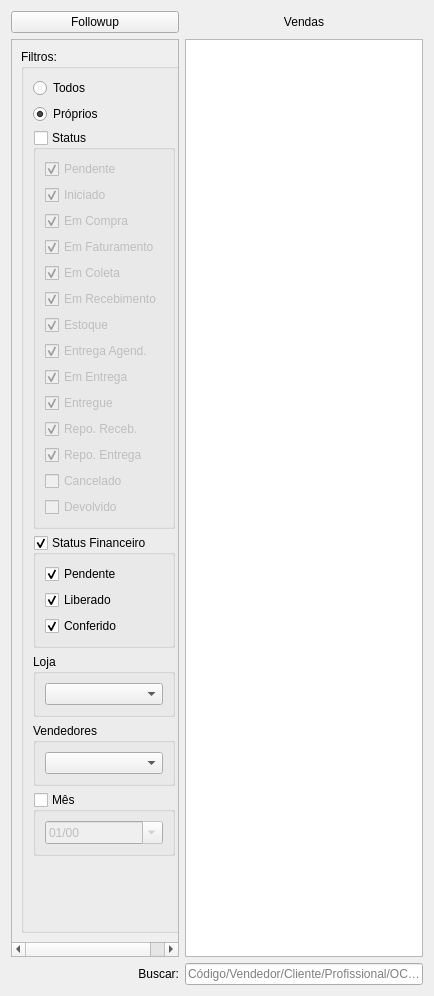
This is ui/widgetvenda.ui in darktorres/ERP-STACCATO as Qt 5 draws it before an edit. The edited form follows.
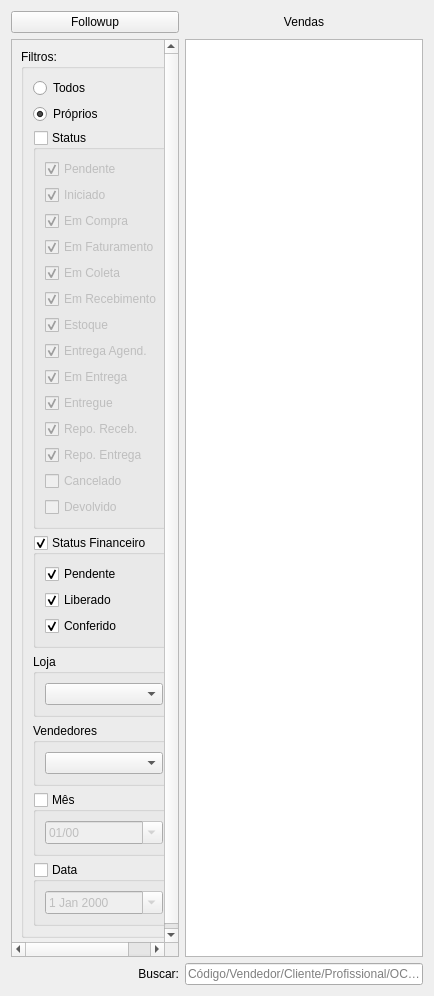
This is the edited form. Custom widgets are drawn as their Qt base class.

Commit message: Filtrar vendas por dia

Patch:
```diff
--- a/ui/widgetvenda.ui
+++ b/ui/widgetvenda.ui
@@ -95,9 +95,9 @@
         <property name="geometry">
          <rect>
           <x>0</x>
-          <y>0</y>
-          <width>174</width>
-          <height>905</height>
+          <y>-105</y>
+          <width>208</width>
+          <height>1003</height>
          </rect>
         </property>
         <property name="autoFillBackground">
@@ -449,6 +449,34 @@
               </property>
              </spacer>
             </item>
+            <item row="11" column="0">
+             <widget class="QGroupBox" name="groupBoxDia">
+              <property name="enabled">
+               <bool>true</bool>
+              </property>
+              <property name="title">
+               <string>Data</string>
+              </property>
+              <property name="checkable">
+               <bool>true</bool>
+              </property>
+              <property name="checked">
+               <bool>false</bool>
+              </property>
+              <layout class="QGridLayout" name="gridLayout_7">
+               <item row="0" column="0">
+                <widget class="QDateEdit" name="dateEditDia">
+                 <property name="currentSection">
+                  <enum>QDateTimeEdit::DaySection</enum>
+                 </property>
+                 <property name="calendarPopup">
+                  <bool>true</bool>
+                 </property>
+                </widget>
+               </item>
+              </layout>
+             </widget>
+            </item>
            </layout>
           </widget>
          </item>
```
Left out of the diff: 198 changed lines with no effect on the pictures. The commit also changes 1 other file.
